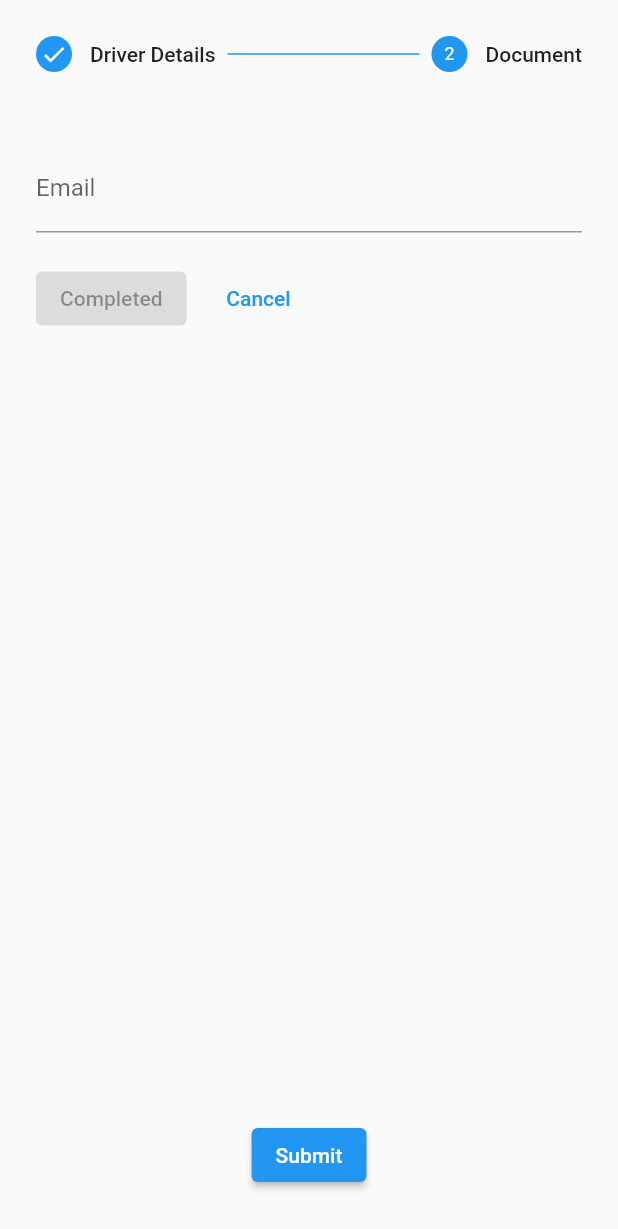
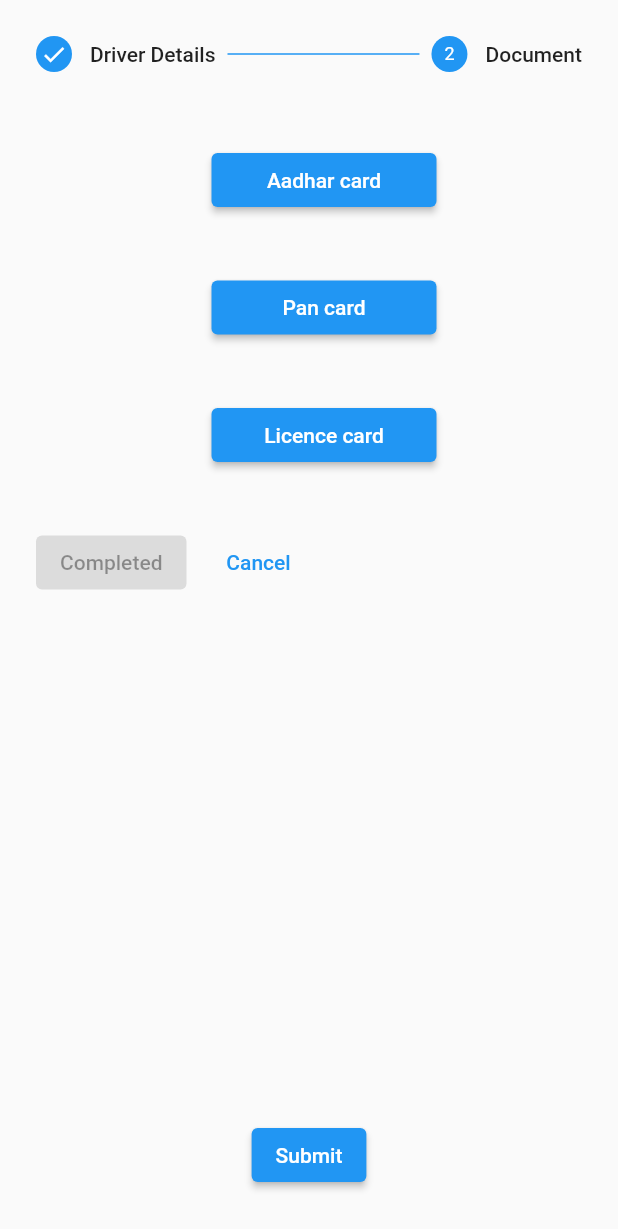
Before and after one commit to shamiitltd/truck_tracking, a Flutter app: the Driver_Info_form screen opened directly, after a tap on an icon or button, on a phone screen of 412 x 824 dp. Shown: the top 1229 px of the screen. Run offline on Flutter 3.47's test engine with Material 2 defaults, Android fonts, the phone set to English and light mode, and no system bars; our stand-ins replace badges, cloud_firestore, dio, file_picker, firebase_auth, firebase_core and 15 more; missing offline and left inert: dart:html, flutter_polyline_points_plus, google_maps_flutter_android, google_maps_flutter_platform_interface, motion_sensors; accounts and stored records are empty.

Commit message:
Form For Add Driver and Add Vehicle(Document Portion Completed)

```diff
--- a/lib/widgets/dashboard/add_driver_form.dart
+++ b/lib/widgets/dashboard/add_driver_form.dart
@@ -1,5 +1,6 @@
 import 'package:flutter/material.dart';
 import 'package:truck_tracking/config/fonts/fonts.dart';
+import 'package:truck_tracking/widgets/dashboard/uploadcontainer.dart';
 
 // ignore: camel_case_types
 class Driver_Info_form extends StatelessWidget {
@@ -190,10 +191,11 @@ class _CustomStepperState extends State<CustomStepper> {
       title: Text('Document'),
       content: Column(
         children: [
-          TextFormField(
-            controller: emailController,
-            decoration: InputDecoration(labelText: 'Email'),
-          ),
+          Uploadcontainer(doc: "Aadhar card"),
+          SizedBox(height: 20,),
+          Uploadcontainer(doc: "Pan card"),
+          SizedBox(height: 20,),
+          Uploadcontainer(doc: "Licence card"),
           SizedBox(height: 20,)
         ],
       ),
--- a/lib/widgets/dashboard/add_vehicle_form.dart
+++ b/lib/widgets/dashboard/add_vehicle_form.dart
@@ -1,5 +1,6 @@
 import 'package:flutter/material.dart';
 import 'package:truck_tracking/config/fonts/fonts.dart';
+import 'package:truck_tracking/widgets/dashboard/uploadcontainer.dart';
 
 // ignore: camel_case_types
 class Vehicle_Info_form extends StatelessWidget {
@@ -189,10 +190,11 @@ class _CustomStepperState extends State<CustomStepper> {
       title: Text('Document'),
       content: Column(
         children: [
-          TextFormField(
-
-            decoration: InputDecoration(labelText: 'Email'),
-          ),
+          Uploadcontainer(doc: "RC"),
+          SizedBox(height: 20,),
+          Uploadcontainer(doc: "Insurance"),
+          SizedBox(height: 20,),
+          Uploadcontainer(doc: "PUC"),
           SizedBox(height: 20,)
         ],
       ),
--- /dev/null
+++ b/lib/widgets/dashboard/uploadcontainer.dart
@@ -0,0 +1,50 @@
+import 'package:flutter/material.dart';
+import 'package:flutter/widgets.dart';
+import 'package:truck_tracking/widgets/dashboard/upload_firebase.dart';
+
+
+class Uploadcontainer extends StatefulWidget {
+  final String doc;
+  const Uploadcontainer({super.key, required this.doc});
+
+  @override
+  State<Uploadcontainer> createState() => _UploadcontainerState();
+}
+
+class _UploadcontainerState extends State<Uploadcontainer> {
+  String fileName = "";
+
+  @override
+  Widget build(BuildContext context) {
+    return Column(
+      children: [
+        Container(
+          width: 150,
+          margin: const EdgeInsets.only(left: 20),
+          child: ElevatedButton(
+              style: ButtonStyle(
+                  backgroundColor: fileName == ""
+                      ? MaterialStateProperty.all(Colors.blue)
+                      : MaterialStateProperty.all(
+                          const Color.fromARGB(255, 33, 243, 194))),
+              child: Text(widget.doc),
+              onPressed: () async {
+                String name = await Uploadfirebase(widget.doc);
+                print("name : $name)");
+                setState(() {
+                  fileName = name;
+                });
+              }),
+        ),
+        Container(
+          margin: const EdgeInsets.only(top: 3),
+          child: Text(
+            "$fileName ",
+            textAlign: TextAlign.right,
+            style: const TextStyle(fontSize: 12),
+          ),
+        )
+      ],
+    );
+  }
+}
--- a/pubspec.yaml
+++ b/pubspec.yaml
@@ -37,6 +37,8 @@ dependencies:
   cupertino_icons: ^1.0.2
   cloud_firestore: ^4.9.1
   firebase_core: ^2.15.0
+  firebase_storage: ^11.2.8
+  file_picker: ^5.5.0
   location: ^5.0.2+1
   shared_preferences: ^2.2.0
   google_maps_flutter: ^2.4.0
@@ -63,6 +65,7 @@ dependencies:
   # charts_flutter: ^0.12.0
   percent_indicator: ^4.2.3
   fl_chart: ^0.63.0
+
 
 
 
```
Also changed, not shown: lib/widgets/dashboard/upload_firebase.dart (added, +22 -0 lines), pubspec.lock, 1 other file.
